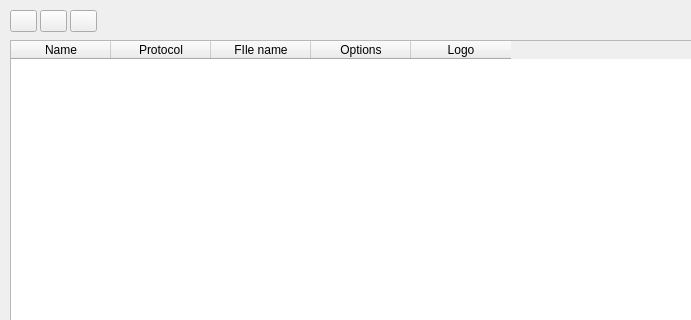
The window that enginemanager.ui (fire-lizard/QBoard) describes before a commit, drawn with Qt 5; both pictures show x 0 to 691 and y 0 to 320 of the 800 by 600 pixel window.
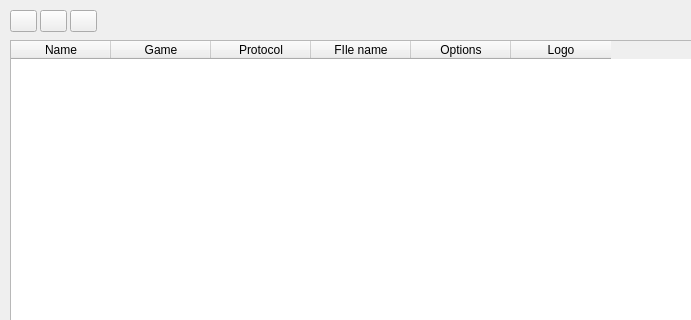
The same window after the commit. Icons and pictures are not drawn.

Patch:
```diff
--- a/enginemanager.ui
+++ b/enginemanager.ui
@@ -55,6 +55,11 @@
      <string>Name</string>
     </property>
    </column>
+   <column>
+    <property name="text">
+     <string>Game</string>
+    </property>
+   </column>
    <column>
     <property name="text">
      <string>Protocol</string>
```
